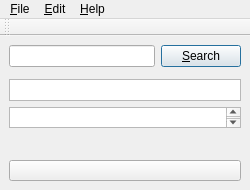
Before: the Qt Designer form main.ui in cpina/qdacco, drawn with Qt 5.
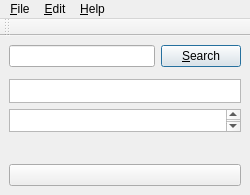
After: the same form once the commit is applied. Icons and pictures are not drawn. Custom widgets are drawn as their Qt base class.

What changed in the file:
```diff
--- a/main.ui
+++ b/main.ui
@@ -6,13 +6,13 @@
     <x>0</x>
     <y>0</y>
     <width>250</width>
-    <height>190</height>
+    <height>195</height>
    </rect>
   </property>
   <property name="minimumSize" >
    <size>
     <width>250</width>
-    <height>190</height>
+    <height>195</height>
    </size>
   </property>
   <property name="windowTitle" >
```
